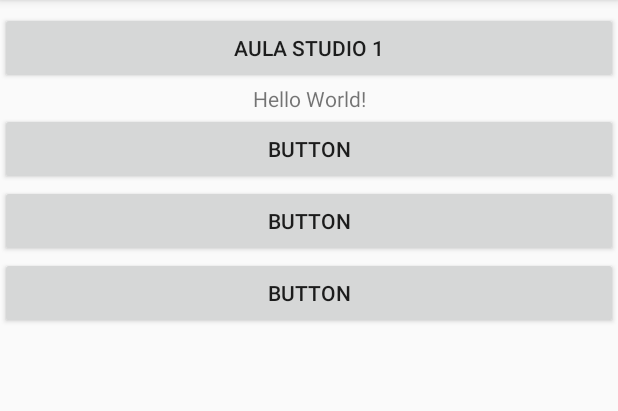
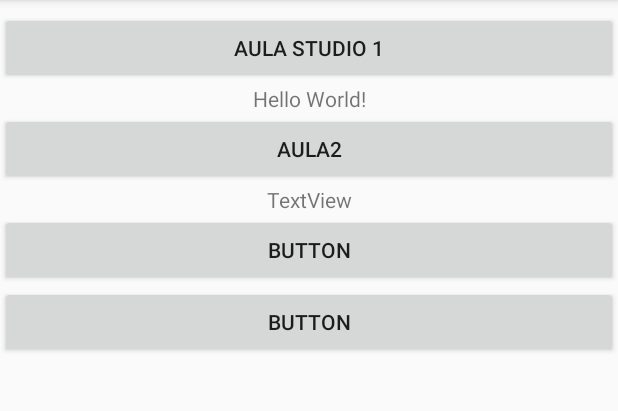
Before and after one commit to franzqat/SMART-CROWD, an Android app: the screen it shows after launch (MainActivity), on a phone screen of 412 x 824 dp, the part 84-495 px from its top. Run offline under Robolectric (Android 15) with nearby library versions, the phone set to English and light mode, and no system bars; libraries missing offline, so code that uses them is left out: org.eclipse.paho; 9 statements that could not run were skipped.

Commit message:
tentativo di scalare i bottoni

```diff
--- a/app/src/main/java/dev/furtor/contastudenti/MainActivity.java
+++ b/app/src/main/java/dev/furtor/contastudenti/MainActivity.java
@@ -25,7 +25,7 @@ public class MainActivity extends AppCompatActivity {
     MqttHelper mqttHelper;
 
     TextView dataReceived;
-    Button topic1;
+    Button topic1,topic2;
     @Override
 
     protected void onCreate(Bundle savedInstanceState) {
@@ -35,7 +35,7 @@ public class MainActivity extends AppCompatActivity {
             dataReceived = findViewById(R.id.dataReceived);
             startMqtt();
 
-
+        topic2 = findViewById(R.id.aula2);
         topic1 = findViewById(R.id.topic1);
         topic1.setOnClickListener(new View.OnClickListener() {
             @Override
@@ -44,7 +44,13 @@ public class MainActivity extends AppCompatActivity {
 
             }
         });
+        topic2.setOnClickListener(new View.OnClickListener() {
+            @Override
+            public void onClick(View v) {
+                  mqttHelper.subscribeToTopic("unict/didattica/aula2"); //@string aula_studio_D1
 
+            }
+        });
         }
 
 
@@ -86,7 +92,10 @@ public class MainActivity extends AppCompatActivity {
             @Override
             public void messageArrived(String topic, MqttMessage mqttMessage) throws Exception {
                 Log.w("Debug",mqttMessage.toString());
-                dataReceived.setText(mqttMessage.toString());
+               String[] result= topic.split("/");
+     //           result[result.length()-1]
+
+                findViewById(R.id.dataReceived).setText(mqttMessage.toString());
             }
 
             @Override
--- a/app/src/main/res/layout/activity_main.xml
+++ b/app/src/main/res/layout/activity_main.xml
@@ -22,10 +22,17 @@
         android:textAlignment="center" />
 
     <Button
-        android:id="@+id/button2"
+        android:id="@+id/aula2"
         android:layout_width="match_parent"
         android:layout_height="wrap_content"
-        android:text="Button" />
+        android:text="aula2" />
+
+    <TextView
+        android:id="@+id/valore2"
+        android:layout_width="match_parent"
+        android:layout_height="wrap_content"
+        android:text="TextView"
+        android:textAlignment="center" />
 
     <Button
         android:id="@+id/button3"
```
